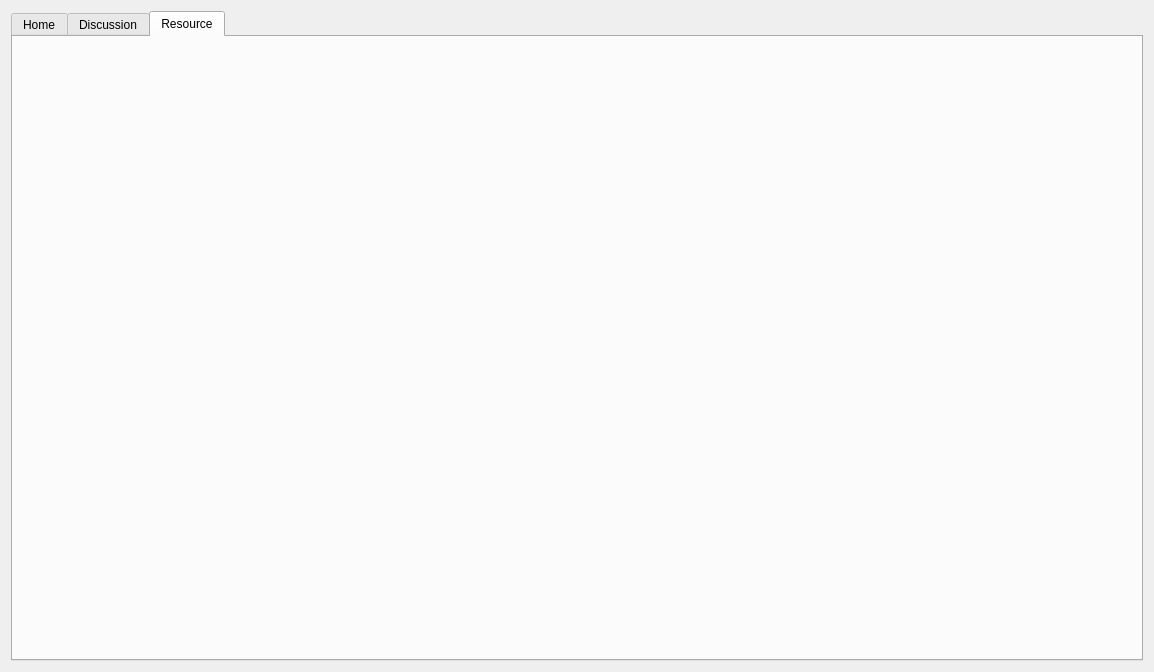
The window that Jobs-of-SoftwareEngineer/Codeing/Scut/course.ui (CSLP/CPP) describes before a commit, drawn with Qt 5.
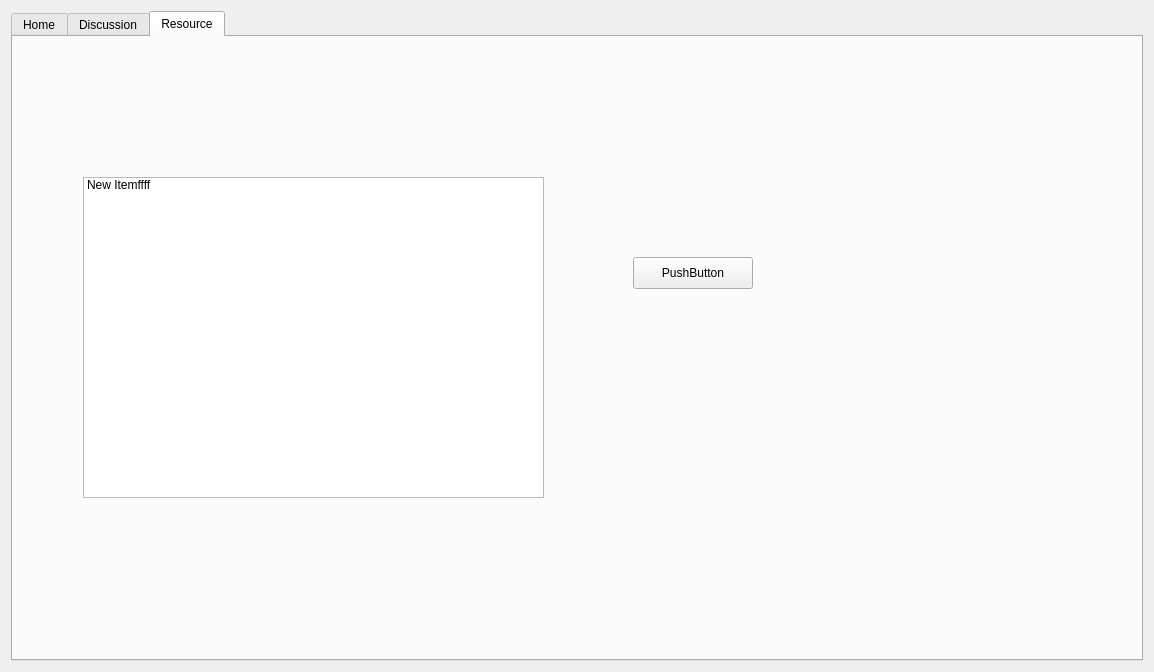
The same window after the commit. The open tabs and pages were chosen to show the change.

```diff
--- a/Jobs-of-SoftwareEngineer/Codeing/Scut/course.ui
+++ b/Jobs-of-SoftwareEngineer/Codeing/Scut/course.ui
@@ -141,6 +141,34 @@
       <attribute name="title">
        <string>Resource</string>
       </attribute>
+      <widget class="QListWidget" name="listWidget">
+       <property name="geometry">
+        <rect>
+         <x>70</x>
+         <y>140</y>
+         <width>461</width>
+         <height>321</height>
+        </rect>
+       </property>
+       <item>
+        <property name="text">
+         <string>New Itemffff</string>
+        </property>
+       </item>
+      </widget>
+      <widget class="QPushButton" name="pushButton">
+       <property name="geometry">
+        <rect>
+         <x>620</x>
+         <y>220</y>
+         <width>120</width>
+         <height>32</height>
+        </rect>
+       </property>
+       <property name="text">
+        <string>PushButton</string>
+       </property>
+      </widget>
      </widget>
     </widget>
    </item>
```
Left out of the diff: 2 changed lines with no effect on the pictures.
